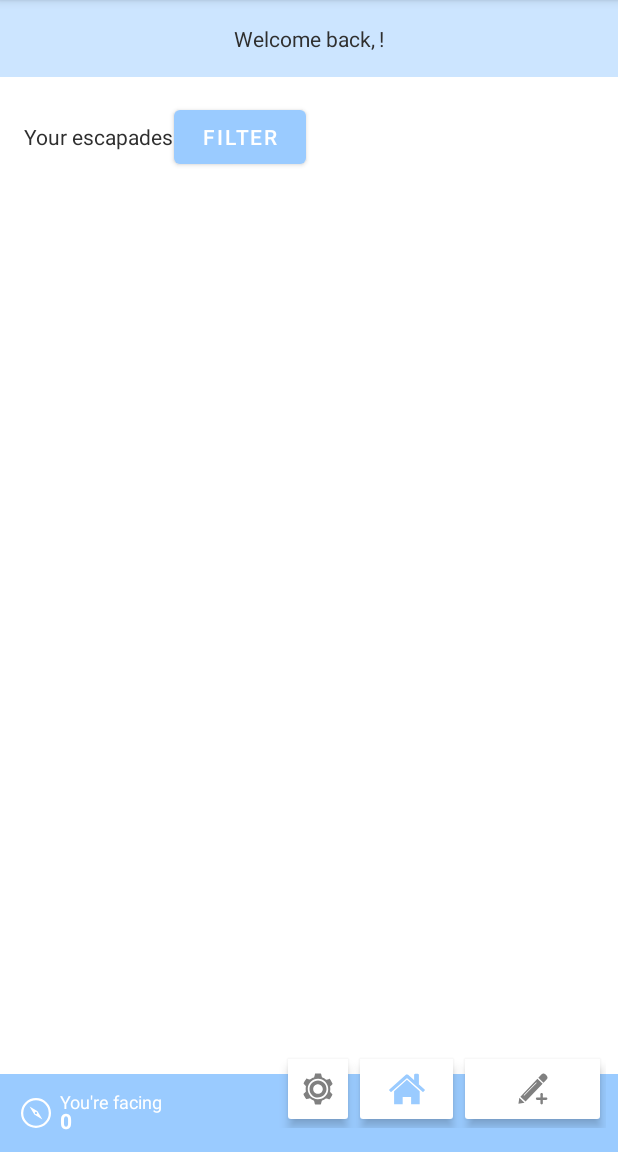
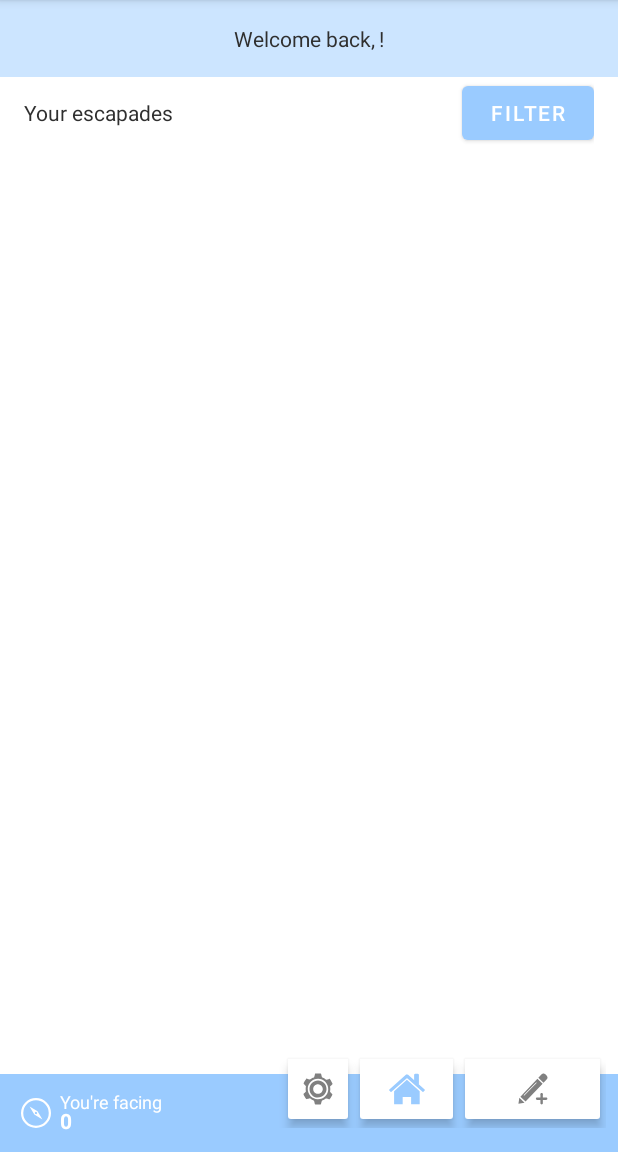
Before and after one commit to chungsi/PleinAirJournal, an Android app: the DashboardActivity screen opened directly, with no data from a screen before it, on a phone screen of 412 x 824 dp, the part 84-1236 px from its top. Run offline under Robolectric (Android 15) with nearby library versions, the phone set to English and light mode, and no system bars; 3 statements that could not run were skipped.

Commit message:
Some minor fine-tuning.

```diff
--- a/app/src/main/res/layout/activity_dashboard.xml
+++ b/app/src/main/res/layout/activity_dashboard.xml
@@ -42,9 +42,9 @@
         android:id="@+id/layout_galleryTitle"
         android:layout_width="match_parent"
         android:layout_height="wrap_content"
+        android:gravity="center_vertical"
         android:orientation="horizontal"
-        android:paddingLeft="16dp"
-        android:paddingTop="16dp"
+        android:paddingHorizontal="16dp"
         app:layout_constraintEnd_toEndOf="parent"
         app:layout_constraintStart_toEndOf="@id/layout_welcome"
         app:layout_constraintStart_toStartOf="parent"
@@ -56,11 +56,19 @@
             android:layout_height="wrap_content"
             android:text="Your escapades" />
 
-        <Button
-            android:id="@+id/button_openFilterDialog"
-            android:layout_width="wrap_content"
+        <LinearLayout
+            android:layout_width="match_parent"
             android:layout_height="wrap_content"
-            android:text="Filter" />
+            android:gravity="end"
+            android:orientation="vertical">
+
+            <Button
+                android:id="@+id/button_openFilterDialog"
+                android:layout_width="wrap_content"
+                android:layout_height="wrap_content"
+                android:text="Filter" />
+        </LinearLayout>
+
     </LinearLayout>
 
 
--- a/app/src/main/res/layout/menu_new_entry.xml
+++ b/app/src/main/res/layout/menu_new_entry.xml
@@ -61,7 +61,8 @@
                     android:elevation="@dimen/elevation_bottomBarButtons"
                     android:outlineProvider="background"
                     android:stateListAnimator="@null"
-                    android:text="@android:string/cancel" />
+                    android:text="@android:string/cancel"
+                    android:textColor="@color/buttonTextColor" />
 
                 <LinearLayout
                     android:layout_width="match_parent"
@@ -79,7 +80,8 @@
                         android:elevation="@dimen/elevation_bottomBarButtons"
                         android:outlineProvider="background"
                         android:stateListAnimator="@null"
-                        android:text="@string/button_create_entry" />
+                        android:text="@string/button_create_entry"
+                        android:textColor="@color/buttonTextColor" />
                 </LinearLayout>
 
             </LinearLayout>
--- a/app/src/main/res/layout/menu_view_entry.xml
+++ b/app/src/main/res/layout/menu_view_entry.xml
@@ -85,7 +85,8 @@
                         android:paddingStart="28dp"
                         android:paddingEnd="36dp"
                         android:stateListAnimator="@null"
-                        android:text="@string/button_update_entry" />
+                        android:text="@string/button_update_entry"
+                        android:textColor="@color/buttonTextColor" />
 
                 </LinearLayout>
 
```
